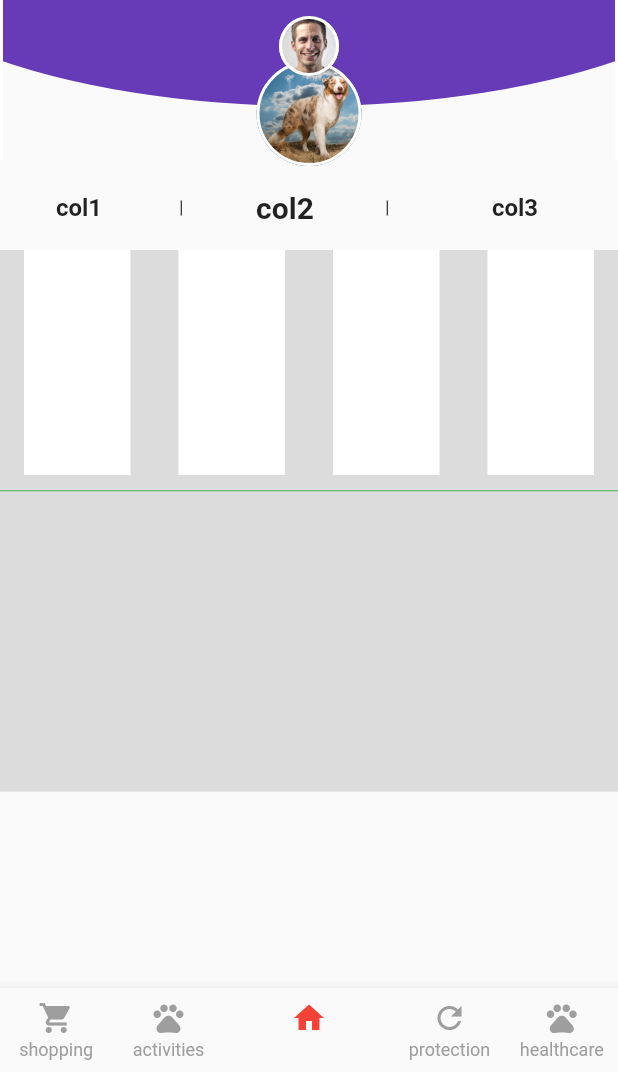
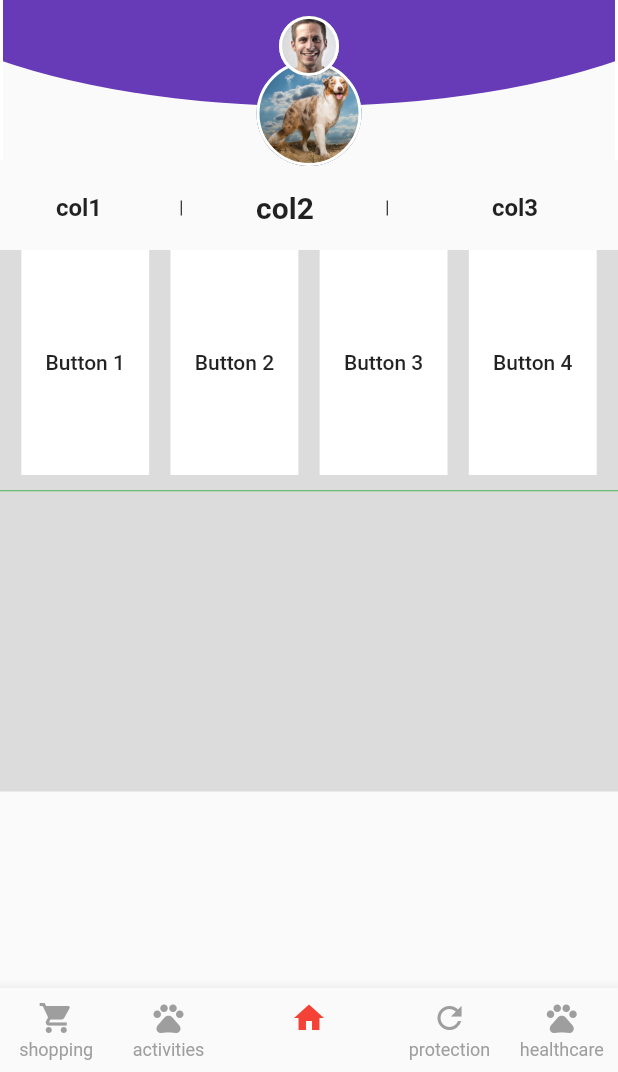
Before and after one commit to AndreyMokryj/flutter_ui_test, a Flutter app: the screen it shows after launch, on a phone screen of 412 x 824 dp, the part 164-1236 px from its top. Run offline on Flutter 3.47's test engine with Material 2 defaults, Android fonts, the phone set to English and light mode, and no system bars.

Commit message:
4 buttons show alert dialog

```diff
--- a/lib/home.dart
+++ b/lib/home.dart
@@ -185,42 +185,100 @@ class HomePage extends StatelessWidget {
                         Expanded(
                           child: SizedBox(
                             height: 150,
+                          ),
+                          flex: 1,
+                        ),
+                        Expanded(
+                          flex: 6,
+                          child: Container(
+                            color: Colors.white,
+                            height: 150,
                             child: FlatButton(
-                              child: Container(
-                                color: Colors.white,
-                              ),
+                              child: Text("Button 1"),
+                              onPressed: () async{
+                                await confirmDialog(
+                                    context,
+                                    title: 'Button 1',
+                                    content: 'You\'ve pressed button 1'
+                                );
+                              },
                             ),
                           ),
                         ),
                         Expanded(
                           child: SizedBox(
                             height: 150,
+                          ),
+                          flex: 1,
+                        ),
+                        Expanded(
+                          flex: 6,
+                          child: Container(
+                            color: Colors.white,
+                            height: 150,
                             child: FlatButton(
-                              child: Container(
-                                color: Colors.white,
-                              ),
+                              child: Text("Button 2"),
+                              onPressed: () async{
+                                await confirmDialog(
+                                    context,
+                                    title: 'Button 2',
+                                    content: 'You\'ve pressed button 2'
+                                );
+                              },
                             ),
                           ),
                         ),
                         Expanded(
                           child: SizedBox(
                             height: 150,
+                          ),
+                          flex: 1,
+                        ),
+                        Expanded(
+                          flex: 6,
+                          child: Container(
+                            color: Colors.white,
+                            height: 150,
                             child: FlatButton(
-                              child: Container(
-                                color: Colors.white,
-                              ),
+                              child: Text("Button 3"),
+                              onPressed: () async{
+                                await confirmDialog(
+                                    context,
+                                    title: 'Button 3',
+                                    content: 'You\'ve pressed button 3'
+                                );
+                              },
                             ),
                           ),
                         ),
                         Expanded(
                           child: SizedBox(
                             height: 150,
+                          ),
+                          flex: 1,
+                        ),
+                        Expanded(
+                          flex: 6,
+                          child: Container(
+                            color: Colors.white,
+                            height: 150,
                             child: FlatButton(
-                              child: Container(
-                                color: Colors.white,
-                              ),
+                              child: Text("Button 4"),
+                              onPressed: () async{
+                                await confirmDialog(
+                                    context,
+                                    title: 'Button 4',
+                                    content: 'You\'ve pressed button 4'
+                                );
+                              },
                             ),
                           ),
+                        ),
+                        Expanded(
+                          child: SizedBox(
+                            height: 150,
+                          ),
+                          flex: 1,
                         ),
                       ],
                     ),
```
Also changed, not shown: lib/helpers.dart (+28 -0 lines).
